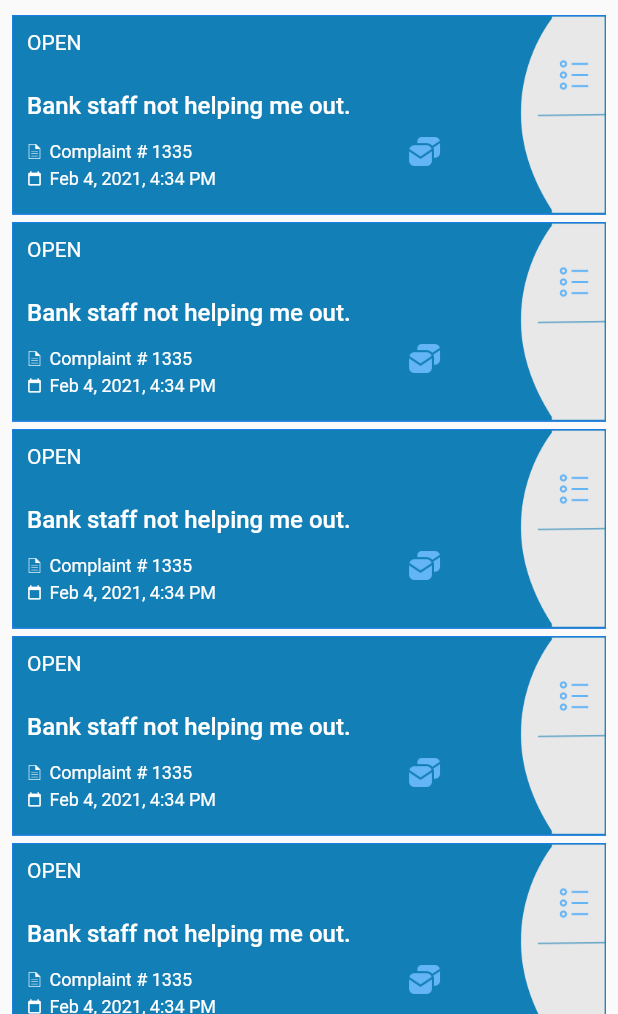
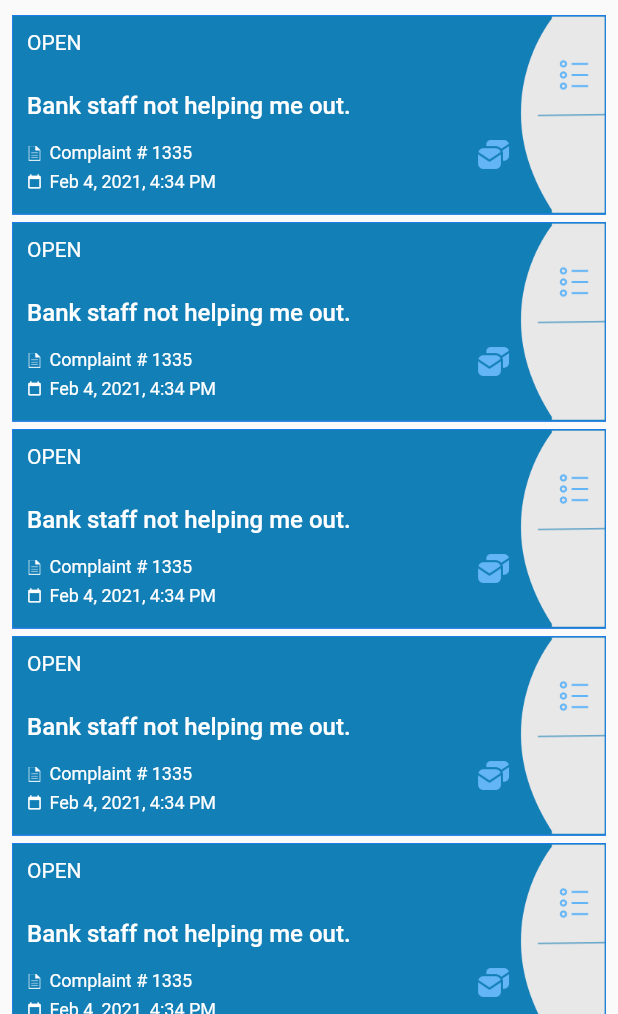
Before and after one commit to Visiomate/SBPComplaintApp, a Flutter app: the ComplainListPage screen opened directly, on a phone screen of 412 x 824 dp, the part 222-1236 px from its top. Run offline on Flutter 3.47's test engine with Material 2 defaults, Android fonts, the phone set to English and light mode, and no system bars; our stand-ins replace badges, dio, email_validator, font_awesome_flutter, otp_text_field, shared_preferences; accounts and stored records are empty.

Commit message:
ui setting

```diff
--- a/lib/api_calls/my_applications_api_client.dart
+++ b/lib/api_calls/my_applications_api_client.dart
@@ -55,9 +55,10 @@ class GetMyApplicationsApiClient extends BaseApiClient {
     var dio = Dio();
     final response = await dio.get('https://google.com');
     print(response.data);
+    print(response.statusCode);
 
-    var res = await http.get('https://github.com/ABDULBASIT450');
-    print(res.statusCode);
+    // var res = await http.get('https://github.com/ABDULBASIT450');
+    // print(res.statusCode);
 
     print('Niceeeeeeeeeeeeeeeeeeeeee Loginnn');
   }
--- a/lib/utils/components/complainCard.dart
+++ b/lib/utils/components/complainCard.dart
@@ -114,7 +114,7 @@ class ComplainCardWidget extends StatelessWidget {
                       textAlign: TextAlign.left,
                     ),
                     Padding(
-                      padding: const EdgeInsets.fromLTRB(144, 0, 0, 0),
+                      padding: const EdgeInsets.fromLTRB(190, 02, 0, 0),
                       child: GestureDetector(
                         onTap: () {
                           Navigator.of(context).push(
```
